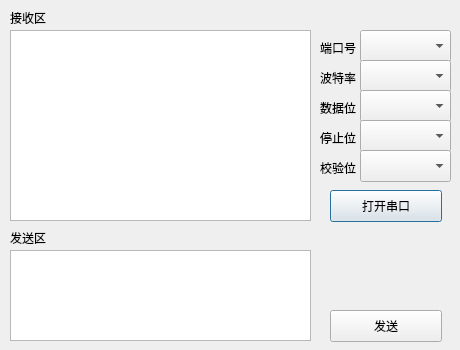
First picture: the form in 2_2_qt_serial_port_gui_tool/serialdialog.ui, repository robert1207/UpperComputerProgramingGuideSrc, before the edit.
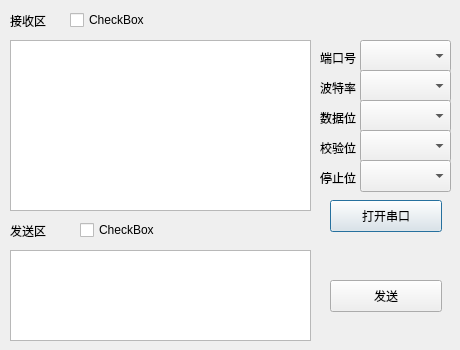
Second picture: the form after the edit.

The edit to the form file:
```diff
--- a/2_2_qt_serial_port_gui_tool/serialdialog.ui
+++ b/2_2_qt_serial_port_gui_tool/serialdialog.ui
@@ -29,9 +29,9 @@
    <property name="geometry">
     <rect>
      <x>10</x>
-     <y>30</y>
+     <y>40</y>
      <width>301</width>
-     <height>191</height>
+     <height>171</height>
     </rect>
    </property>
   </widget>
@@ -49,7 +49,7 @@
    <property name="geometry">
     <rect>
      <x>10</x>
-     <y>10</y>
+     <y>13</y>
      <width>58</width>
      <height>16</height>
     </rect>
@@ -62,7 +62,7 @@
    <property name="geometry">
     <rect>
      <x>10</x>
-     <y>230</y>
+     <y>223</y>
      <width>58</width>
      <height>16</height>
     </rect>
@@ -75,7 +75,7 @@
    <property name="geometry">
     <rect>
      <x>320</x>
-     <y>40</y>
+     <y>50</y>
      <width>41</width>
      <height>16</height>
     </rect>
@@ -88,7 +88,7 @@
    <property name="geometry">
     <rect>
      <x>360</x>
-     <y>30</y>
+     <y>40</y>
      <width>91</width>
      <height>32</height>
     </rect>
@@ -98,17 +98,17 @@
    <property name="geometry">
     <rect>
      <x>360</x>
-     <y>60</y>
-     <width>91</width>
-     <height>32</height>
-    </rect>
-   </property>
-  </widget>
-  <widget class="QLabel" name="label_4">
-   <property name="geometry">
-    <rect>
-     <x>320</x>
      <y>70</y>
+     <width>91</width>
+     <height>32</height>
+    </rect>
+   </property>
+  </widget>
+  <widget class="QLabel" name="label_4">
+   <property name="geometry">
+    <rect>
+     <x>320</x>
+     <y>80</y>
      <width>41</width>
      <height>16</height>
     </rect>
@@ -121,7 +121,7 @@
    <property name="geometry">
     <rect>
      <x>320</x>
-     <y>100</y>
+     <y>110</y>
      <width>41</width>
      <height>16</height>
     </rect>
@@ -134,7 +134,7 @@
    <property name="geometry">
     <rect>
      <x>360</x>
-     <y>90</y>
+     <y>100</y>
      <width>91</width>
      <height>32</height>
     </rect>
@@ -144,7 +144,7 @@
    <property name="geometry">
     <rect>
      <x>320</x>
-     <y>130</y>
+     <y>170</y>
      <width>41</width>
      <height>16</height>
     </rect>
@@ -157,7 +157,7 @@
    <property name="geometry">
     <rect>
      <x>360</x>
-     <y>120</y>
+     <y>130</y>
      <width>91</width>
      <height>32</height>
     </rect>
@@ -167,7 +167,7 @@
    <property name="geometry">
     <rect>
      <x>320</x>
-     <y>160</y>
+     <y>140</y>
      <width>41</width>
      <height>16</height>
     </rect>
@@ -180,7 +180,7 @@
    <property name="geometry">
     <rect>
      <x>360</x>
-     <y>150</y>
+     <y>160</y>
      <width>91</width>
      <height>32</height>
     </rect>
@@ -190,7 +190,7 @@
    <property name="geometry">
     <rect>
      <x>330</x>
-     <y>190</y>
+     <y>200</y>
      <width>112</width>
      <height>32</height>
     </rect>
@@ -203,7 +203,7 @@
    <property name="geometry">
     <rect>
      <x>330</x>
-     <y>310</y>
+     <y>280</y>
      <width>112</width>
      <height>32</height>
     </rect>
@@ -212,6 +212,32 @@
     <string>发送</string>
    </property>
   </widget>
+  <widget class="QCheckBox" name="checkBox_Tx">
+   <property name="geometry">
+    <rect>
+     <x>80</x>
+     <y>220</y>
+     <width>86</width>
+     <height>20</height>
+    </rect>
+   </property>
+   <property name="text">
+    <string>CheckBox</string>
+   </property>
+  </widget>
+  <widget class="QCheckBox" name="checkBox_Rx">
+   <property name="geometry">
+    <rect>
+     <x>70</x>
+     <y>10</y>
+     <width>86</width>
+     <height>20</height>
+    </rect>
+   </property>
+   <property name="text">
+    <string>CheckBox</string>
+   </property>
+  </widget>
  </widget>
  <resources/>
  <connections/>
```
